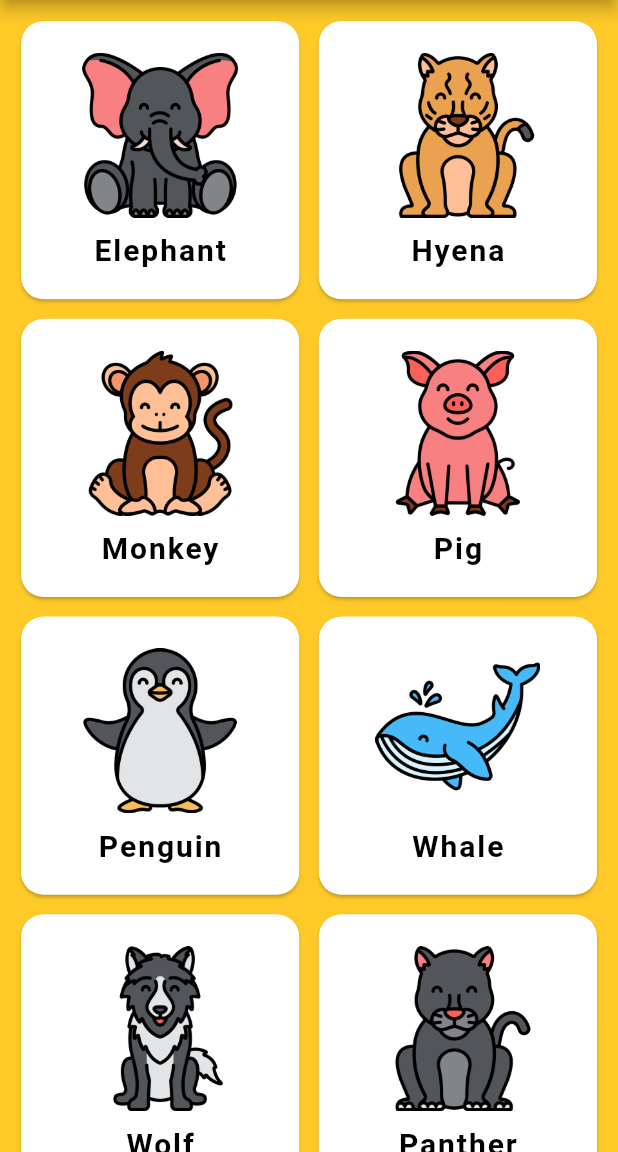
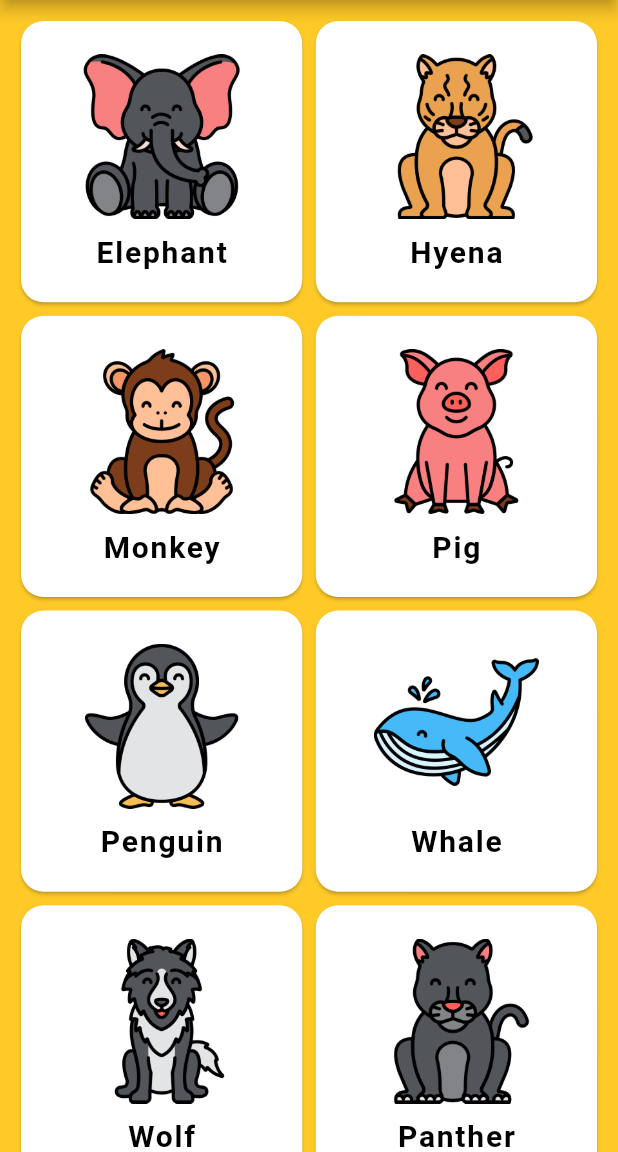
Before and after one commit to wahbi-baklouti7/Animals-Sounds, a Flutter app: the screen it shows after launch, on a phone screen of 412 x 824 dp, the part 84-1236 px from its top. Run offline on Flutter 3.47's test engine with Material 2 defaults, Android fonts, the light colour scheme and no system bars; our stand-ins replace assets_audio_player.

Commit message:
app design

```diff
--- a/lib/home_screen.dart
+++ b/lib/home_screen.dart
@@ -7,7 +7,6 @@ class HomeScreen extends StatefulWidget {
 }
 
 class _HomeScreenState extends State<HomeScreen> {
-
   Card animalCard(String animalName) {
     return Card(
       shape: RoundedRectangleBorder(borderRadius: BorderRadius.circular(15)),
@@ -31,7 +30,7 @@ class _HomeScreenState extends State<HomeScreen> {
               color: Colors.black,
               fontSize: 20,
               fontWeight: FontWeight.bold,
-              letterSpacing: 1.3),
+              letterSpacing: 1.2),
         )
       ]),
     );
@@ -56,8 +55,8 @@ class _HomeScreenState extends State<HomeScreen> {
         body: GridView.count(
           primary: true,
           crossAxisCount: 2,
-          crossAxisSpacing: 5,
-          mainAxisSpacing: 5,
+          crossAxisSpacing: 1,
+          mainAxisSpacing: 1,
           padding: EdgeInsets.all(10),
           children: [
             animalCard("Elephant"),
@@ -68,6 +67,8 @@ class _HomeScreenState extends State<HomeScreen> {
             animalCard("Whale"),
             animalCard("Wolf"),
             animalCard("Panther"),
+            animalCard("Cow"),
+            animalCard("Zebra"),
           ],
         ));
   }
```
